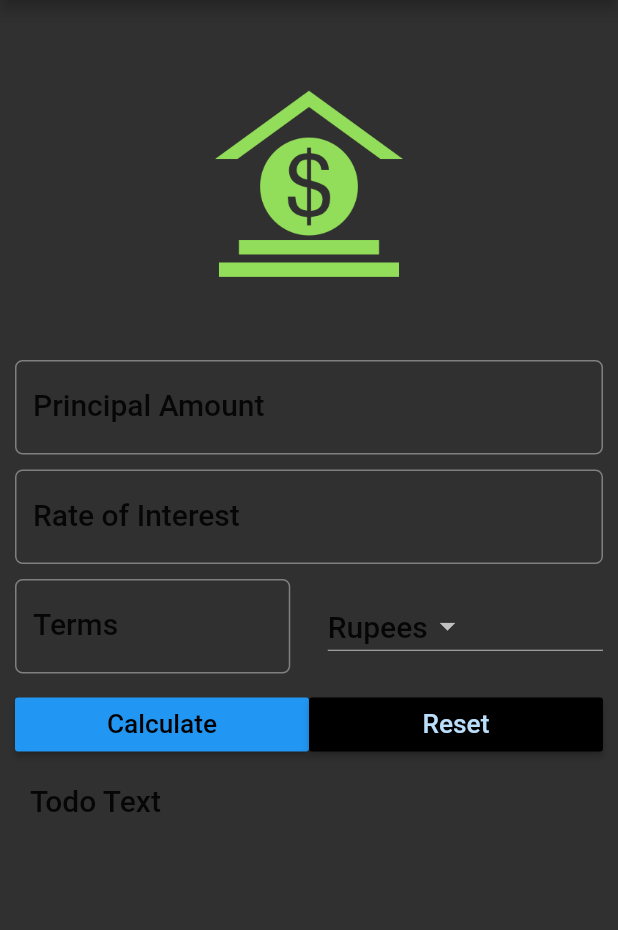
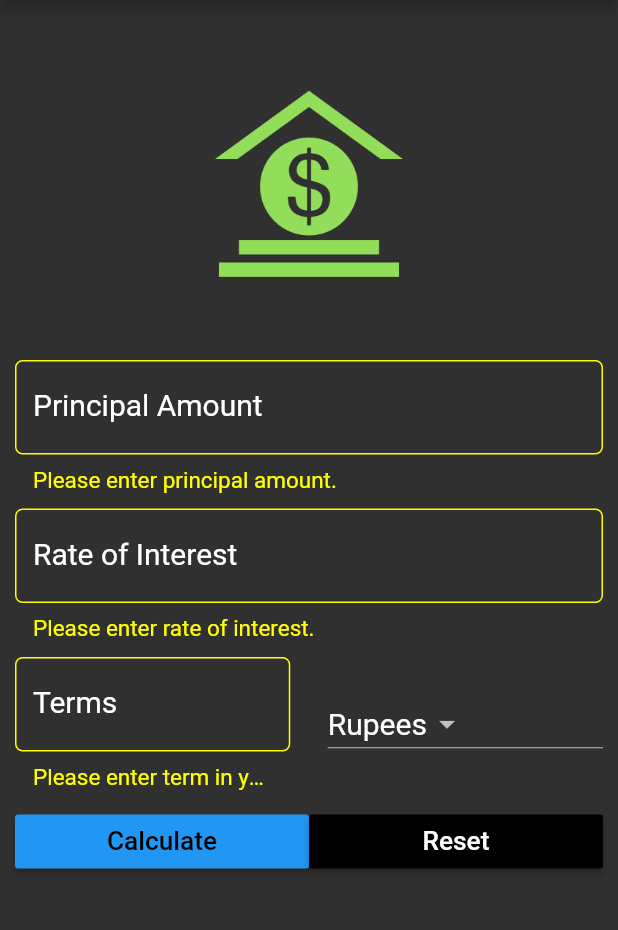
Before and after one commit to Purvesh-Modi/simple_interest_calculator, a Flutter app: the screen it shows after launch, after a tap on "Calculate", on a phone screen of 412 x 824 dp, the part 84-1014 px from its top. Run offline on Flutter 3.47's test engine with Material 2 defaults, Android fonts, the phone set to English and light mode, and no system bars.

Commit message:
Completed Simple Interest Calculator With Validation

```diff
--- a/lib/main.dart
+++ b/lib/main.dart
@@ -10,14 +10,31 @@ class SimpleInterestCalculator extends StatefulWidget {
 }
 
 class _SimpleInterestCalculatorState extends State<SimpleInterestCalculator> {
-  var _minimumPadding = 5.0;
-  var _currencies = ['Rupees', 'Dollor', 'Pounds', 'Others'];
+  var _formKey = GlobalKey<FormState>();
 
-  String _currentItemSelected = 'Rupees';
+  final double _minimumPadding = 5.0;
+  var _currencies = ['Rupees', 'Dollor', 'Pounds'];
+
+  var _currentItemSelected = '';
+
+  @override
+  void initState() {
+    super.initState();
+    _currentItemSelected = _currencies[0];
+  }
+
+  TextEditingController amountController = TextEditingController();
+  TextEditingController interestRateController = TextEditingController();
+  TextEditingController termController = TextEditingController();
+
+  String displayResult = "";
 
   @override
   Widget build(BuildContext context) {
-    TextStyle textStyle = Theme.of(context).textTheme.title;
+    TextStyle textStyle = TextStyle(
+      fontSize: 20.0,
+      color: Colors.white,
+    );
     return MaterialApp(
       debugShowCheckedModeBanner: false,
       title: "Simple Interest Calcularor App",
@@ -25,13 +42,16 @@ class _SimpleInterestCalculatorState extends State<SimpleInterestCalculator> {
         brightness: Brightness.dark,
         primaryColor: Colors.indigo,
         accentColor: Colors.indigoAccent,
+        primaryColorLight: Colors.white,
       ),
       home: Scaffold(
         appBar: AppBar(
           title: Text('Simple Interest Calcularor'),
         ),
-        body: Container(
-          margin: EdgeInsets.all(_minimumPadding * 2),
+        body: Form(
+          key: _formKey,
+          child: Padding(
+            padding: EdgeInsets.all(_minimumPadding * 2),
             child: ListView(
               children: <Widget>[
                 getMoneyImage(),
@@ -40,12 +60,27 @@ class _SimpleInterestCalculatorState extends State<SimpleInterestCalculator> {
                     top: _minimumPadding,
                     bottom: _minimumPadding,
                   ),
-                child: TextField(
+                  child: TextFormField(
                     style: textStyle,
+                    controller: amountController,
                     keyboardType: TextInputType.number,
+                    validator: (String value) => _validateTextField(
+                          value,
+                          "Please enter principal amount.",
+                        ),
                     decoration: InputDecoration(
                       labelText: 'Principal Amount',
                       labelStyle: textStyle,
+                      errorBorder: OutlineInputBorder(
+                        borderRadius: BorderRadius.circular(5.0),
+                        borderSide: BorderSide(
+                          color: Colors.yellowAccent,
+                        ),
+                      ),
+                      errorStyle: TextStyle(
+                        color: Colors.yellowAccent,
+                        fontSize: 15.0,
+                      ),
                       hintText: 'Enter Principal Amount',
                       border: OutlineInputBorder(
                         borderRadius: BorderRadius.circular(5.0),
@@ -58,12 +93,27 @@ class _SimpleInterestCalculatorState extends State<SimpleInterestCalculator> {
                     top: _minimumPadding,
                     bottom: _minimumPadding,
                   ),
-                child: TextField(
+                  child: TextFormField(
                     keyboardType: TextInputType.number,
+                    controller: interestRateController,
                     style: textStyle,
+                    validator: (String value) => _validateTextField(
+                          value,
+                          "Please enter rate of interest.",
+                        ),
                     decoration: InputDecoration(
                       labelText: 'Rate of Interest',
                       labelStyle: textStyle,
+                      errorBorder: OutlineInputBorder(
+                        borderRadius: BorderRadius.circular(5.0),
+                        borderSide: BorderSide(
+                          color: Colors.yellowAccent,
+                        ),
+                      ),
+                      errorStyle: TextStyle(
+                        color: Colors.yellowAccent,
+                        fontSize: 15.0,
+                      ),
                       hintText: 'Rate of Interest in Percentage',
                       border: OutlineInputBorder(
                         borderRadius: BorderRadius.circular(5.0),
@@ -79,12 +129,27 @@ class _SimpleInterestCalculatorState extends State<SimpleInterestCalculator> {
                   child: Row(
                     children: <Widget>[
                       Expanded(
-                      child: TextField(
+                        child: TextFormField(
                           keyboardType: TextInputType.number,
                           style: textStyle,
+                          controller: termController,
+                          validator: (String value) => _validateTextField(
+                                value,
+                                "Please enter term in year.",
+                              ),
                           decoration: InputDecoration(
                             labelText: 'Terms',
                             labelStyle: textStyle,
+                            errorBorder: OutlineInputBorder(
+                              borderRadius: BorderRadius.circular(5.0),
+                              borderSide: BorderSide(
+                                color: Colors.yellowAccent,
+                              ),
+                            ),
+                            errorStyle: TextStyle(
+                              color: Colors.yellowAccent,
+                              fontSize: 15.0,
+                            ),
                             hintText: 'In Years',
                             border: OutlineInputBorder(
                               borderRadius: BorderRadius.circular(5.0),
@@ -130,18 +195,18 @@ class _SimpleInterestCalculatorState extends State<SimpleInterestCalculator> {
                             'Calculate',
                             textScaleFactor: 1.25,
                           ),
-                        onPressed: () {},
+                          onPressed: () => _calculateTotalReturns(),
                         ),
                       ),
                       Expanded(
                         child: RaisedButton(
                           color: Colors.black,
-                        textColor: Theme.of(context).primaryColorLight,
+                          textColor: Colors.white,
                           child: Text(
                             'Reset',
                             textScaleFactor: 1.25,
                           ),
-                        onPressed: () {},
+                          onPressed: () => _resetFields(context),
                         ),
                       ),
                     ],
@@ -150,11 +215,12 @@ class _SimpleInterestCalculatorState extends State<SimpleInterestCalculator> {
                 Padding(
                   padding: EdgeInsets.all(_minimumPadding * 2),
                   child: Text(
-                  "Todo Text",
+                    displayResult,
                     style: textStyle,
                   ),
                 ),
               ],
+            ),
           ),
         ),
       ),
@@ -175,4 +241,38 @@ class _SimpleInterestCalculatorState extends State<SimpleInterestCalculator> {
       _currentItemSelected = newValueSelected;
     });
   }
+
+  void _calculateTotalReturns() {
+    setState(() {
+      if (_formKey.currentState.validate()) {
+        double amount = double.parse(amountController.text);
+        double rate = double.parse(interestRateController.text);
+        double timeInYears = double.parse(termController.text);
+
+        double totalAmount = amount + ((amount * rate * timeInYears) / 100);
+
+        displayResult =
+            "After $timeInYears years, your investment will be worth"
+            " $totalAmount $_currentItemSelected";
       }
+    });
+  }
+
+  void _resetFields(BuildContext context) {
+    setState(() {
+      amountController.text = '';
+      interestRateController.text = '';
+      termController.text = '';
+      FocusScope.of(context).requestFocus(null);
+      _currentItemSelected = _currencies[0];
+
+      displayResult = '';
+    });
+  }
+
+  String _validateTextField(String value, String errorMessage) {
+    if (value.isEmpty) {
+      return errorMessage;
+    }
+  }
+}
```
Lines whose indentation alone changed are shown as unchanged.
